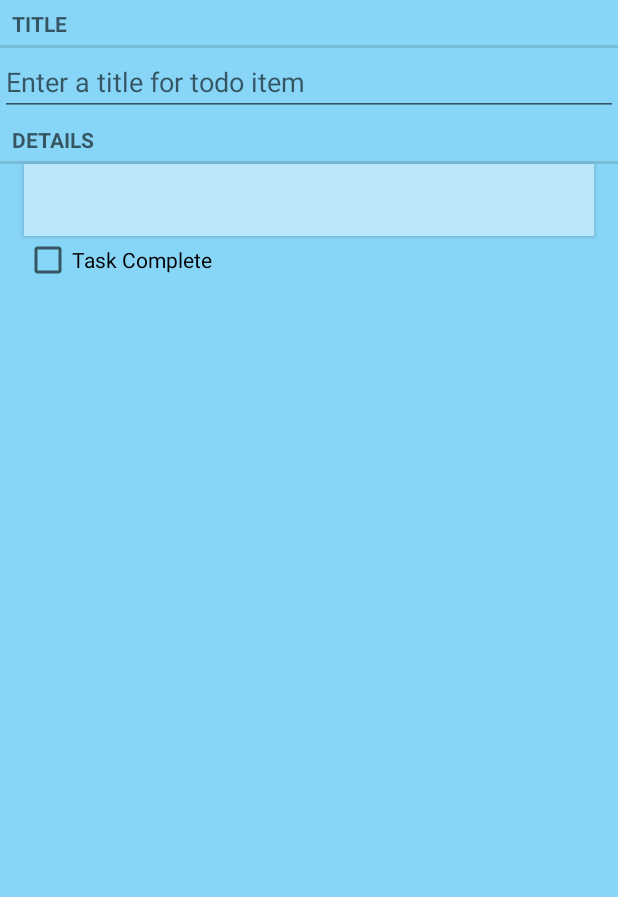
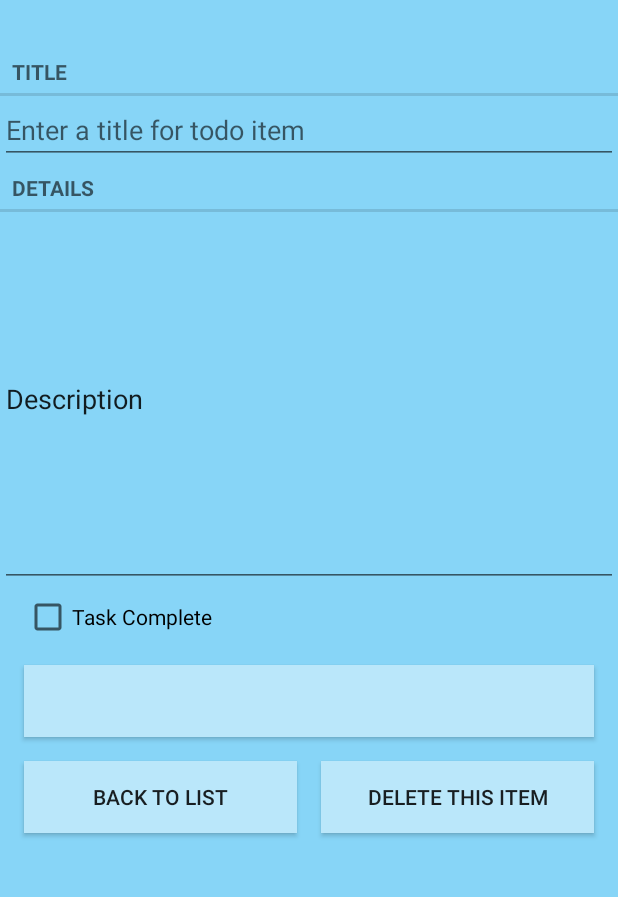
Before and after one commit to DanielGalarza/Collab-Station, an Android app: the fragment TodoFragment placed in its activity, on a phone screen of 412 x 824 dp, the part 84-981 px from its top. Run offline under Robolectric (Android 15) with nearby library versions, the phone set to English and light mode, and no system bars; 5 statements that could not run were skipped.

Commit message:
add functionality (back_btn, delete_btn). update layouts.

```diff
--- a/app/src/main/java/com/example/danielgalarza/collabstation/TodoFragment.java
+++ b/app/src/main/java/com/example/danielgalarza/collabstation/TodoFragment.java
@@ -1,7 +1,11 @@
 package com.example.danielgalarza.collabstation;
 
 import android.app.Activity;
+import android.app.AlertDialog;
+import android.app.Dialog;
+import android.content.DialogInterface;
 import android.content.Intent;
+import android.support.v4.app.DialogFragment;
 import android.support.v4.app.Fragment;
 import android.os.Bundle;
 import android.support.v4.app.FragmentManager;
@@ -9,7 +13,6 @@ import android.text.Editable;
 import android.text.TextWatcher;
 import android.text.format.DateFormat;
 import android.view.LayoutInflater;
-import android.view.MenuItem;
 import android.view.View;
 import android.view.ViewGroup;
 import android.widget.Button;
@@ -30,12 +33,16 @@ public class TodoFragment extends Fragment {
 
     private static final String ARG_TODO_ID = "todo_id";
     private static final String DIALOG_DATE = "DialogDate";
+    private static final String DIALOG_DELETE = "DialogDelete";
 
     private static final int REQUEST_DATE = 0;
 
     private Todo mTodo;
     private EditText mTitleField;
+    private EditText mDescriptionField;
     private Button mDateButton;
+    private Button mBackButton;
+    private Button mDeleteButton;
     private CheckBox mTaskCompleteCheckBox;
 
     // call newInstance when creating a TodoFragment
@@ -58,6 +65,7 @@ public class TodoFragment extends Fragment {
         UUID todoID = (UUID) getArguments().getSerializable(ARG_TODO_ID);
         mTodo = TodoLab.get(getActivity()).getTodo(todoID);
     }
+
 
     @Override
     public View onCreateView(LayoutInflater inflater, ViewGroup container, Bundle savedInstanceState) {
@@ -83,6 +91,25 @@ public class TodoFragment extends Fragment {
             }
         });
 
+        mDescriptionField = (EditText) rootView.findViewById(R.id.todo_description);
+        mDescriptionField.setText(mTodo.getDescription());
+        mDescriptionField.addTextChangedListener(new TextWatcher() {
+            @Override
+            public void beforeTextChanged(CharSequence s, int start, int count, int after) {
+                // Intentionally left blank
+            }
+
+            @Override
+            public void onTextChanged(CharSequence s, int start, int before, int count) {
+                mTodo.setDescription(s.toString());
+            }
+
+            @Override
+            public void afterTextChanged(Editable s) {
+                // Intentionally left blank
+            }
+        });
+
         //wire up button to select deadline date
         mDateButton = (Button) rootView.findViewById(R.id.todo_date);
         //mDateButton.setText(mTodo.getDate().toString());
@@ -96,6 +123,28 @@ public class TodoFragment extends Fragment {
                 DatePickerFragment dialog = DatePickerFragment.newInstance(mTodo.getDate());
                 dialog.setTargetFragment(TodoFragment.this, REQUEST_DATE); // passing data
                 dialog.show(manager, DIALOG_DATE);
+            }
+        });
+
+        mBackButton = (Button) rootView.findViewById(R.id.back_btn);
+        mBackButton.setOnClickListener(new View.OnClickListener() {
+            @Override
+            public void onClick(View v) {
+                getActivity().finish();
+            }
+        });
+
+        mDeleteButton = (Button) rootView.findViewById(R.id.delete_btn);
+        mDeleteButton.setOnClickListener(new View.OnClickListener() {
+            @Override
+            public void onClick(View v) {
+
+                //DialogFragment dialog = new DeleteFragment();
+                //dialog.show(getFragmentManager(), DIALOG_DELETE);
+
+                Toast.makeText(getActivity(), "Task removed", Toast.LENGTH_SHORT).show();
+                TodoLab.get(getActivity()).removeTodo(mTodo);
+                getActivity().finish();
             }
         });
 
@@ -115,25 +164,6 @@ public class TodoFragment extends Fragment {
 
     } // end onCreateView
 
-    /** FOR REMOVING TASK ITEMS **
-    @Override
-    public boolean onOptionItemSelected(MenuItem item) {
-        switch (item.getItemId()) {
-            case R.id.menu_item_delete_todo:
-                // if item exists delete it
-                if (mTodo != null) {
-                    Toast.makeText(getActivity(), "Deleting this task", Toast.LENGTH_SHORT).show();
-                    TodoLab.get(getActivity()).removeTodo(mTodo);
-                    // call finish on TodoFragment's hosting activity
-                    getActivity().finish();
-                }
-                return true;
-            default:
-                return super.onOptionsItemSelected(item);
-        }
-    }
-    **/
-
     @Override
     public void onActivityResult(int requestCode, int resultCode, Intent data) {
         if (resultCode != Activity.RESULT_OK) {
@@ -151,4 +181,43 @@ public class TodoFragment extends Fragment {
         mDateButton.setText(DateFormat.format("EEEE, MMM dd, yyyy", mTodo.getDate()).toString());
     }
 
+
+
 } // end TodoFragment
+
+//* * * * * * * * * * * * * * * * * * * * * * * * * * * * * * *
+//* * * Attempt at creating a Delete Confirmation Dialog * * *
+//* * * * * * * * * * * * * * * * * * * * * * * * * * * * * * *
+
+/*
+class DeleteFragment extends DialogFragment {
+
+    @Override
+    public Dialog onCreateDialog(Bundle savedInstanceState) {
+        AlertDialog.Builder builder = new AlertDialog.Builder(getActivity());
+        builder.setTitle("Delete")
+                .setMessage("Do you want to remove this task?")
+                .setIcon(R.drawable.ic_menu_item_delete)
+
+                .setPositiveButton("Delete", new DialogInterface.OnClickListener() {
+                    @Override
+                    public void onClick(DialogInterface dialog, int which) {
+                        Toast.makeText(getActivity(), "Task removed", Toast.LENGTH_SHORT).show();
+                        //TodoLab.get(getActivity()).removeTodo(mTodo);
+
+                        getActivity().finish();
+                        dialog.dismiss();
+                    }
+                })
+
+                .setNegativeButton("Cancel", new DialogInterface.OnClickListener() {
+                    @Override
+                    public void onClick(DialogInterface dialog, int which) {
+
+                        dialog.dismiss();
+                    }
+                });
+        return builder.create();
+    }
+}
+*/
--- a/app/src/main/java/com/example/danielgalarza/collabstation/TodoListFragment.java
+++ b/app/src/main/java/com/example/danielgalarza/collabstation/TodoListFragment.java
@@ -16,7 +16,6 @@ import android.view.View;
 import android.view.ViewGroup;
 import android.widget.CheckBox;
 import android.widget.TextView;
-import android.widget.Toast;
 //import android.widget.Toast;
 
 import java.util.List;
@@ -146,6 +145,7 @@ public class TodoListFragment extends Fragment {
 
         private Todo mTodo;
         private TextView mTitleTextView;
+        private TextView mDescriptionView;
         private TextView mDateTextView;
         private CheckBox mTaskCompleteCheckBox;
 
@@ -154,6 +154,7 @@ public class TodoListFragment extends Fragment {
             itemView.setOnClickListener(this);
 
             mTitleTextView = (TextView)itemView.findViewById(R.id.list_item_todo_title_text_view);
+            mDescriptionView = (TextView)itemView.findViewById(R.id.list_item_todo_description_view);
             mDateTextView = (TextView)itemView.findViewById(R.id.list_item_todo_date_text_view);
             mTaskCompleteCheckBox = (CheckBox)itemView.findViewById(R.id.list_item_todo_complete_check_box);
 
@@ -162,6 +163,7 @@ public class TodoListFragment extends Fragment {
         public void bindTodo(Todo todo) {
             mTodo = todo;
             mTitleTextView.setText(mTodo.getTitle());
+            mDescriptionView.setText(mTodo.getDescription());
             mDateTextView.setText(DateFormat.format("EEEE, MMM dd, yyyy", mTodo.getDate()).toString());
             mTaskCompleteCheckBox.setChecked(mTodo.isTodoComplete());
         }
--- a/app/src/main/res/layout-land/fragment_todo.xml
+++ b/app/src/main/res/layout-land/fragment_todo.xml
@@ -22,25 +22,59 @@
         android:text="@string/todo_details_label"
         style="?android:listSeparatorTextViewStyle"/>
 
-    <LinearLayout
+    <EditText
+        android:layout_width="match_parent"
+        android:layout_height="85dp"
+        android:text="@string/todo_description"
+        android:id="@+id/todo_description"/>
+
+    <CheckBox
+        android:id="@+id/todo_complete"
         android:layout_width="match_parent"
         android:layout_height="wrap_content"
         android:layout_marginLeft="16dp"
-        android:layout_marginRight="16dp" >
+        android:layout_marginRight="16dp"
+        android:layout_marginTop="4dp"
+        android:text="@string/todo_complete_label"/>
+
+    <Button
+        android:id="@+id/todo_date"
+        android:layout_width="match_parent"
+        android:layout_height="wrap_content"
+        android:layout_marginLeft="16dp"
+        android:layout_marginTop="16dp"
+        android:layout_marginRight="16dp"
+        android:background="#BAE7FA"/>
+
+    <LinearLayout
+        android:layout_width="match_parent"
+        android:layout_height="match_parent"
+        android:orientation="horizontal">
 
         <Button
-            android:id="@+id/crime_date"
+            android:layout_weight="1"
+            android:id="@+id/back_btn"
+            android:text="@string/back_btn"
             android:layout_width="wrap_content"
             android:layout_height="wrap_content"
-            android:layout_weight="1"
+            android:layout_marginLeft="16dp"
+            android:layout_marginTop="16dp"
+            android:layout_marginBottom="16dp"
+            android:layout_marginRight="8dp"
             android:background="#BAE7FA"/>
 
-        <CheckBox
-            android:id="@+id/crime_solved"
+        <Button
+            android:layout_weight="1"
+            android:id="@+id/delete_btn"
+            android:text="@string/delete_btn"
             android:layout_width="wrap_content"
             android:layout_height="wrap_content"
-            android:layout_weight="1"
-            android:text="@string/todo_complete_label" />
+            android:layout_marginLeft="8dp"
+            android:layout_marginTop="16dp"
+            android:layout_marginBottom="16dp"
+            android:layout_marginRight="16dp"
+            android:background="#BAE7FA"/>
+
     </LinearLayout>
 
 </LinearLayout>
--- a/app/src/main/res/layout/fragment_todo.xml
+++ b/app/src/main/res/layout/fragment_todo.xml
@@ -1,4 +1,6 @@
 <?xml version="1.0" encoding="utf-8"?>
+
+
 <LinearLayout xmlns:android="http://schemas.android.com/apk/res/android"
               android:orientation="vertical"
               android:layout_width="match_parent"
@@ -6,6 +8,7 @@
               android:background="#87d5f7">
 
     <TextView
+        android:layout_marginTop="32dp"
         android:layout_width="match_parent"
         android:layout_height="wrap_content"
         android:text="@string/todo_title_label"
@@ -22,13 +25,12 @@
         android:text="@string/todo_details_label"
         style="?android:listSeparatorTextViewStyle"/>
 
-    <Button
-        android:id="@+id/todo_date"
+    <EditText
         android:layout_width="match_parent"
-        android:layout_height="wrap_content"
-        android:layout_marginLeft="16dp"
-        android:layout_marginRight="16dp"
-        android:background="#BAE7FA"/>
+        android:layout_height="250dp"
+        android:text="@string/todo_description"
+        android:id="@+id/todo_description"
+        />
 
     <CheckBox
         android:id="@+id/todo_complete"
@@ -36,6 +38,48 @@
         android:layout_height="wrap_content"
         android:layout_marginLeft="16dp"
         android:layout_marginRight="16dp"
+        android:layout_marginTop="4dp"
         android:text="@string/todo_complete_label"/>
 
+    <Button
+        android:id="@+id/todo_date"
+        android:layout_width="match_parent"
+        android:layout_height="wrap_content"
+        android:layout_marginLeft="16dp"
+        android:layout_marginTop="16dp"
+        android:layout_marginRight="16dp"
+        android:background="#BAE7FA"/>
+
+    <LinearLayout
+        android:layout_width="match_parent"
+        android:layout_height="match_parent"
+        android:orientation="horizontal">
+
+        <Button
+            android:layout_weight="1"
+            android:id="@+id/back_btn"
+            android:text="@string/back_btn"
+            android:layout_width="match_parent"
+            android:layout_height="wrap_content"
+            android:layout_marginLeft="16dp"
+            android:layout_marginTop="16dp"
+            android:layout_marginBottom="16dp"
+            android:layout_marginRight="8dp"
+            android:background="#BAE7FA"/>
+
+        <Button
+            android:layout_weight="1"
+            android:id="@+id/delete_btn"
+            android:text="@string/delete_btn"
+            android:layout_width="match_parent"
+            android:layout_height="wrap_content"
+            android:layout_marginLeft="8dp"
+            android:layout_marginTop="16dp"
+            android:layout_marginBottom="16dp"
+            android:layout_marginRight="16dp"
+            android:background="#BAE7FA"/>
+
+    </LinearLayout>
+
+
 </LinearLayout>
--- a/app/src/main/res/menu/fragment_detail.xml
+++ /dev/null
@@ -1,4 +0,0 @@
-<?xml version="1.0" encoding="utf-8"?>
-<menu xmlns:android="http://schemas.android.com/apk/res/android">
-
-</menu>
--- a/app/src/main/res/values/strings.xml
+++ b/app/src/main/res/values/strings.xml
@@ -1,4 +1,5 @@
 <resources>
+
     <string name="app_name">Collaboration Station</string>
     <string name="header">Welcome!</string>
     <string name="drawer_open">Open navigation drawer</string>
@@ -11,6 +12,7 @@
     <string name="todo_title_hint">Enter a title for todo item</string>
     <string name="todo_title_label">Title</string>
     <string name="todo_details_label">Details</string>
+    <string name="todo_description">Description</string>
     <string name="todo_complete_label">Task Complete</string>
     <string name="date_picker_title">Task Deadline:</string>
     <string name="new_todo">New Item</string>
@@ -18,4 +20,8 @@
     <string name="show_subtitle">Show Subtitle</string>
     <string name="hide_subtitle">Hide Subtitle</string>
     <string name="subtitle_format">%1$s todo items</string>
+    <string name="back_btn">Back to list</string>
+    <string name="delete_btn">Delete this item</string>
+
+
 </resources>
```
Also changed, not shown: app/src/main/java/com/example/danielgalarza/collabstation/Todo.java (+9 -0 lines), app/src/main/java/com/example/danielgalarza/collabstation/TodoLab.java (+0 -10 lines), app/src/main/res/layout/list_item_todo.xml (+14 -1 lines), app/src/main/res/menu/fragment_todo_list.xml (+6 -15 lines).
